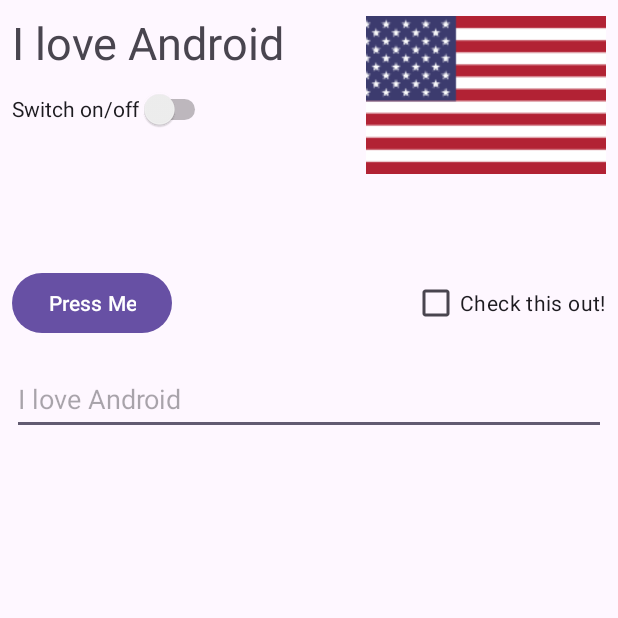
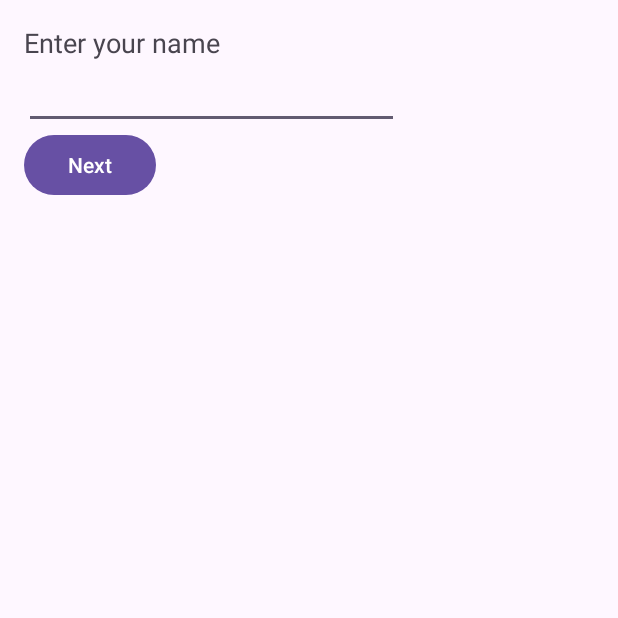
Before and after one commit to hasanzenginca/AndroidLabs, an Android app: the screen it shows after launch (MainActivity), on a phone screen of 412 x 824 dp, the top half of it. Run offline under Robolectric (Android 15) with nearby library versions, the phone set to English and light mode, and no system bars.

Commit message:
Complete Lab 3 activities and SharedPreferences

```diff
--- a/app/src/main/java/com/example/androidlabs/MainActivity.java
+++ b/app/src/main/java/com/example/androidlabs/MainActivity.java
@@ -1,56 +1,67 @@
 package com.example.androidlabs;
 
+import android.content.Intent;
+import android.content.SharedPreferences;
 import android.os.Bundle;
 import android.widget.Button;
-import android.widget.CheckBox;
 import android.widget.EditText;
-import android.widget.TextView;
-import android.widget.Toast;
 
+import androidx.annotation.Nullable;
 import androidx.appcompat.app.AppCompatActivity;
 
-import com.google.android.material.snackbar.Snackbar;
+public class MainActivity extends AppCompatActivity {
 
-public class MainActivity extends AppCompatActivity {
+    private EditText nameEditText;
+    private static final int NAME_REQUEST = 100;
 
     @Override
     protected void onCreate(Bundle savedInstanceState) {
         super.onCreate(savedInstanceState);
+        setContentView(R.layout.activity_main);
 
-        setContentView(R.layout.activity_main_contraint);
-        getWindow().getDecorView().setSystemUiVisibility(0);
+        nameEditText = findViewById(R.id.nameEditText);
+        Button nextButton = findViewById(R.id.nextButton);
 
-        TextView textView = findViewById(R.id.textView);
-        EditText editText = findViewById(R.id.editText);
-        Button button = findViewById(R.id.button);
-        CheckBox checkBox = findViewById(R.id.checkBox);
+        SharedPreferences preferences =
+                getSharedPreferences("UserPreferences", MODE_PRIVATE);
 
-        // Update the label when the button is clicked.
-        button.setOnClickListener(v -> {
-            String text = editText.getText().toString();
-            textView.setText(text);
+        String savedName = preferences.getString("user_name", "");
 
-            Toast.makeText(
-                    this,
-                    getResources().getString(R.string.toast_message),
-                    Toast.LENGTH_SHORT
-            ).show();
-        });
+        nameEditText.setText(savedName);
 
-        // Show a Snackbar when the checkbox changes.
-        checkBox.setOnCheckedChangeListener((cb, isChecked) -> {
+        nextButton.setOnClickListener(v -> {
+            String name = nameEditText.getText().toString();
 
-            String status = isChecked
-                    ? getString(R.string.on_text)
-                    : getString(R.string.off_text);
+            Intent intent = new Intent(MainActivity.this, NameActivity.class);
+            intent.putExtra("user_name", name);
 
-            String message = getString(R.string.snackbar_message)
-                    + " " + status;
-
-            Snackbar.make(checkBox, message, Snackbar.LENGTH_LONG)
-                    .setAction(R.string.undo_text,
-                            v -> cb.setChecked(!isChecked))
-                    .show();
+            startActivityForResult(intent, NAME_REQUEST);
         });
     }
+
+    @Override
+    protected void onPause() {
+        super.onPause();
+
+        SharedPreferences preferences =
+                getSharedPreferences("UserPreferences", MODE_PRIVATE);
+
+        preferences.edit()
+                .putString("user_name", nameEditText.getText().toString())
+                .apply();
+    }
+
+    @Override
+    protected void onActivityResult(int requestCode, int resultCode,
+                                    @Nullable Intent data) {
+        super.onActivityResult(requestCode, resultCode, data);
+
+        if (requestCode == NAME_REQUEST) {
+            if (resultCode == 0) {
+                nameEditText.requestFocus();
+            } else if (resultCode == 1) {
+                finish();
+            }
+        }
+    }
 }
--- a/app/src/main/res/layout/activity_main.xml
+++ b/app/src/main/res/layout/activity_main.xml
@@ -1,29 +1,29 @@
 <?xml version="1.0" encoding="utf-8"?>
-<androidx.constraintlayout.widget.ConstraintLayout xmlns:android="http://schemas.android.com/apk/res/android"
-    xmlns:app="http://schemas.android.com/apk/res-auto"
-    xmlns:tools="http://schemas.android.com/tools"
-    android:id="@+id/main"
+<LinearLayout xmlns:android="http://schemas.android.com/apk/res/android"
     android:layout_width="match_parent"
     android:layout_height="match_parent"
-    tools:context=".MainActivity">
+    android:orientation="vertical"
+    android:padding="16dp">
 
     <TextView
-        android:id="@+id/textview"
+        android:id="@+id/nameLabel"
         android:layout_width="wrap_content"
         android:layout_height="wrap_content"
-        android:text="@string/hello_world"
-        app:layout_constraintBottom_toBottomOf="parent"
-        app:layout_constraintEnd_toEndOf="parent"
-        app:layout_constraintStart_toStartOf="parent"
-        app:layout_constraintTop_toTopOf="parent" />
+        android:text="@string/enter_name"
+        android:labelFor="@id/nameEditText"
+        android:textSize="18sp" />
+
+    <EditText
+        android:id="@+id/nameEditText"
+        android:layout_width="250dp"
+        android:layout_height="wrap_content"
+        android:inputType="textPersonName"
+        android:autofillHints="personName" />
 
     <Button
-        android:id="@+id/button"
+        android:id="@+id/nextButton"
         android:layout_width="wrap_content"
         android:layout_height="wrap_content"
-        android:text="@string/button_text"
-        app:layout_constraintTop_toBottomOf="@id/textview"
-        app:layout_constraintLeft_toLeftOf="@id/textview" />
+        android:text="@string/next_button" />
 
-
-</androidx.constraintlayout.widget.ConstraintLayout>
+</LinearLayout>
--- a/app/src/main/res/layout/activity_main_contraint.xml
+++ /dev/null
@@ -1,66 +0,0 @@
-<?xml version="1.0" encoding="utf-8"?>
-<androidx.constraintlayout.widget.ConstraintLayout
-    xmlns:android="http://schemas.android.com/apk/res/android"
-    xmlns:app="http://schemas.android.com/apk/res-auto"
-    android:layout_width="match_parent"
-    android:layout_height="match_parent"
-    android:padding="8dp">
-
-    <TextView
-        android:id="@+id/textView"
-        android:layout_width="0dp"
-        android:layout_height="wrap_content"
-        android:text="@string/android_text"
-        android:textSize="30sp"
-        app:layout_constraintTop_toTopOf="parent"
-        app:layout_constraintStart_toStartOf="parent"
-        app:layout_constraintEnd_toStartOf="@id/imageButton" />
-
-    <ImageButton
-        android:id="@+id/imageButton"
-        android:layout_width="160dp"
-        android:layout_height="110dp"
-        android:src="@drawable/flag"
-        android:contentDescription="@string/flag_description"
-        app:layout_constraintTop_toTopOf="parent"
-        app:layout_constraintEnd_toEndOf="parent" />
-
-    <Switch
-        android:id="@+id/switch1"
-        android:layout_width="wrap_content"
-        android:layout_height="48dp"
-        android:text="@string/switch_text"
-        app:layout_constraintTop_toBottomOf="@id/textView"
-        app:layout_constraintStart_toStartOf="parent" />
-
-    <Button
-        android:id="@+id/button"
-        android:layout_width="wrap_content"
-        android:layout_height="wrap_content"
-        android:layout_marginTop="60dp"
-        android:text="@string/press_me"
-        app:layout_constraintTop_toBottomOf="@id/imageButton"
-        app:layout_constraintStart_toStartOf="parent" />
-
-    <CheckBox
-        android:id="@+id/checkBox"
-        android:layout_width="wrap_content"
-        android:layout_height="wrap_content"
-        android:text="@string/checkbox_text"
-        app:layout_constraintTop_toTopOf="@id/button"
-        app:layout_constraintBottom_toBottomOf="@id/button"
-        app:layout_constraintEnd_toEndOf="parent" />
-
-    <EditText
-        android:id="@+id/editText"
-        android:layout_width="0dp"
-        android:layout_height="48dp"
-        android:layout_marginTop="16dp"
-        android:hint="@string/edit_hint"
-        android:inputType="text"
-        android:importantForAutofill="no"
-        app:layout_constraintTop_toBottomOf="@id/button"
-        app:layout_constraintStart_toStartOf="parent"
-        app:layout_constraintEnd_toEndOf="parent" />
-
-</androidx.constraintlayout.widget.ConstraintLayout>
--- a/app/src/main/res/values/strings.xml
+++ b/app/src/main/res/values/strings.xml
@@ -1,18 +1,8 @@
 <resources>
-    <string name="app_name">AndroidLabs</string>
-    <string name="hello_world">Hello World</string>
-    <string name="button_text">I\'m a button!</string>
-
-    <string name="android_text">I love Android</string>
-    <string name="switch_text">Switch on/off</string>
-    <string name="press_me">Press Me</string>
-    <string name="checkbox_text">Check this out!</string>
-    <string name="edit_hint">I love Android</string>
-    <string name="flag_description">Flag</string>
-
-    <string name="toast_message">Label has been updated.</string>
-    <string name="snackbar_message">The checkbox is now</string>
-    <string name="on_text">on</string>
-    <string name="off_text">off</string>
-    <string name="undo_text">Undo</string>
+    <string name="app_name">CST2335 Lab 3</string>
+    <string name="enter_name">Enter your name</string>
+    <string name="next_button">Next</string>
+    <string name="welcome_message">Welcome %1$s!</string>
+    <string name="thank_you">Thank You</string>
+    <string name="dont_call_me_that">Don\'t call me that</string>
 </resources>
```
Also changed, not shown: app/src/main/AndroidManifest.xml (+10 -7 lines), app/src/main/java/com/example/androidlabs/NameActivity.java (added, +41 -0 lines), app/src/main/res/layout/activity_main_grid.xml (deleted, +0 -63 lines), app/src/main/res/layout/activity_main_linear.xml (deleted, +0 -68 lines), app/src/main/res/layout/activity_name.xml (added, +34 -0 lines), 1 other file.
